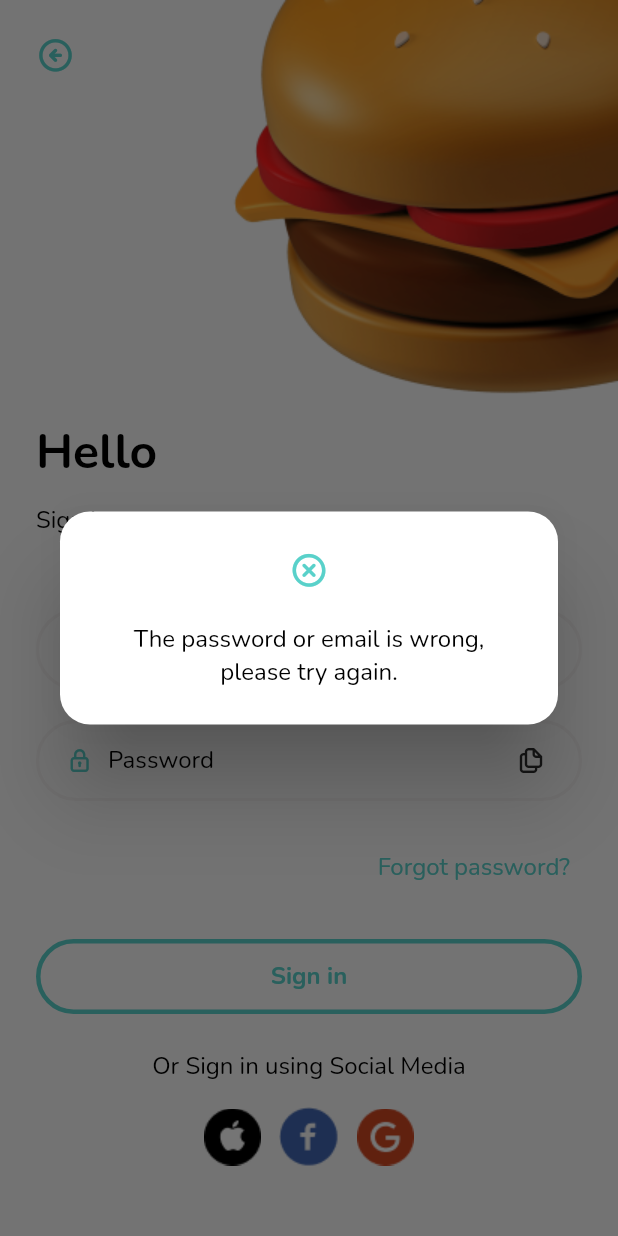
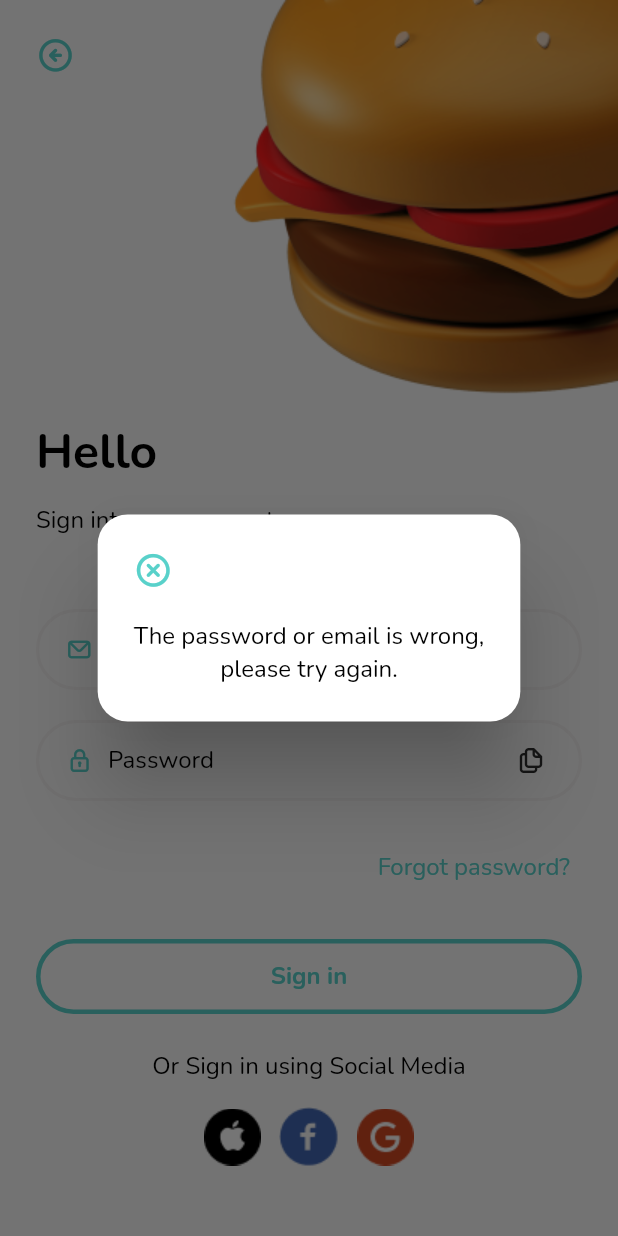
Before and after one commit to Abersoft-Intern/feastly-flutter, a Flutter app: the LoginScreen screen opened by its route, after a tap on "Sign in", on a phone screen of 412 x 824 dp. Run offline on Flutter 3.47's test engine with Material 2 defaults, Android fonts, the light colour scheme and no system bars; our stand-ins replace go_router, google_fonts.

Commit message:
Add validation in login screen

```diff
--- a/lib/src/common_widgets/input.dart
+++ b/lib/src/common_widgets/input.dart
@@ -4,17 +4,20 @@ import 'package:feastly/src/constants/theme/custom_text_theme.dart';
 import 'package:flutter/material.dart';
 
 class Input extends StatefulWidget {
-  const Input(
-      {super.key,
-      required this.icon,
-      required this.hintText,
-      required this.keyboardType,
-      this.isPassword = false});
+  const Input({
+    super.key,
+    required this.icon,
+    required this.hintText,
+    required this.keyboardType,
+    this.isPassword = false,
+    this.controller,
+  });
 
   final Icon icon;
   final String hintText;
   final TextInputType keyboardType;
   final bool isPassword;
+  final TextEditingController? controller;
 
   @override
   State<Input> createState() => _InputState();
@@ -28,6 +31,7 @@ class _InputState extends State<Input> {
     final theme = Theme.of(context);
 
     return TextFormField(
+      controller: widget.controller,
       keyboardType: widget.keyboardType,
       textAlignVertical: TextAlignVertical.center,
       obscureText: widget.isPassword ? !_showPassword : false,
--- a/lib/src/presentation/auth/login/login_screen.dart
+++ b/lib/src/presentation/auth/login/login_screen.dart
@@ -10,8 +10,26 @@ import 'package:go_router/go_router.dart';
 
 import 'login_buttons.dart';
 
-class LoginScreen extends StatelessWidget {
+class LoginScreen extends StatefulWidget {
   const LoginScreen({super.key});
+
+  @override
+  State<LoginScreen> createState() => _LoginScreenState();
+}
+
+class _LoginScreenState extends State<LoginScreen> {
+  final _emailController = TextEditingController();
+  final _passwordController = TextEditingController();
+
+  String get email => _emailController.text;
+  String get password => _passwordController.text;
+
+  @override
+  void dispose() {
+    _emailController.dispose();
+    _passwordController.dispose();
+    super.dispose();
+  }
 
   @override
   Widget build(BuildContext context) {
@@ -42,7 +60,6 @@ class LoginScreen extends StatelessWidget {
                     color: theme.primaryColor,
                   ),
                 ),
-
                 const SizedBox(height: 210.0),
                 gapH20,
                 Text(
@@ -56,6 +73,7 @@ class LoginScreen extends StatelessWidget {
                 ),
                 gapH48,
                 Input(
+                  controller: _emailController,
                   keyboardType: TextInputType.emailAddress,
                   hintText: 'email@email.com'.hardcoded,
                   icon: Icon(
@@ -65,6 +83,7 @@ class LoginScreen extends StatelessWidget {
                 ),
                 gapH20,
                 Input(
+                  controller: _passwordController,
                   keyboardType: TextInputType.text,
                   hintText: 'Password'.hardcoded,
                   isPassword: true,
@@ -88,11 +107,13 @@ class LoginScreen extends StatelessWidget {
                 gapH24,
                 Button(
                   text: 'Sign in'.hardcoded,
-                  onTap: () {_showDialog(context);},
+                  onTap: () {
+                    if (email == password) {
+                      _showDialog(context);
+                    }
+                  },
                   variant: ButtonVariant.outlined,
                 ),
-
-
                 gapH24,
                 SizedBox(
                   width: double.infinity,
@@ -117,43 +138,37 @@ void _showDialog(BuildContext context) {
   final theme = Theme.of(context);
   showDialog(
     context: context,
+    useSafeArea: true,
     builder: (BuildContext context) {
       return AlertDialog(
-        title: InkWell(
+        title: Column(
+          crossAxisAlignment: CrossAxisAlignment.start,
+          children: [
+            InkWell(
               onTap: () {
                 Navigator.of(context).pop();
               },
               borderRadius: const BorderRadius.all(
                 Radius.circular(50.0),
               ),
-                  child: Container(
-                 alignment: Alignment.centerRight,
-                 width: 30,
-                  height: 30,
-                  child: Center(
+              child: SizedBox(
                 child: Icon(
                   FeastlyIcon.button_close,
                   size: 26.0,
                   color: theme.primaryColor,
                 ),
-                    )
               ),
-
             ),
-
-                titleTextStyle: TextStyle(fontWeight: FontWeight.bold,color: Colors.black,fontSize: 20),
-                backgroundColor: Colors.white,
-                shape: RoundedRectangleBorder(
-                borderRadius: BorderRadius.all(Radius.circular(20))
+          ],
         ),
-                   content: Text('The password or email is wrong, please try again.'.hardcoded,
+        shape: const RoundedRectangleBorder(
+            borderRadius: BorderRadius.all(Radius.circular(20))),
+        content: Text(
+          'The password or email is wrong,\nplease try again.'.hardcoded,
           style: theme.extension<CustomTextTheme>()!.body16Regular!,
-                    textAlign: TextAlign.center,),
-
+          textAlign: TextAlign.center,
+        ),
       );
-
     },
   );
-
-
 }
```
Lines whose indentation alone changed are shown as unchanged.
